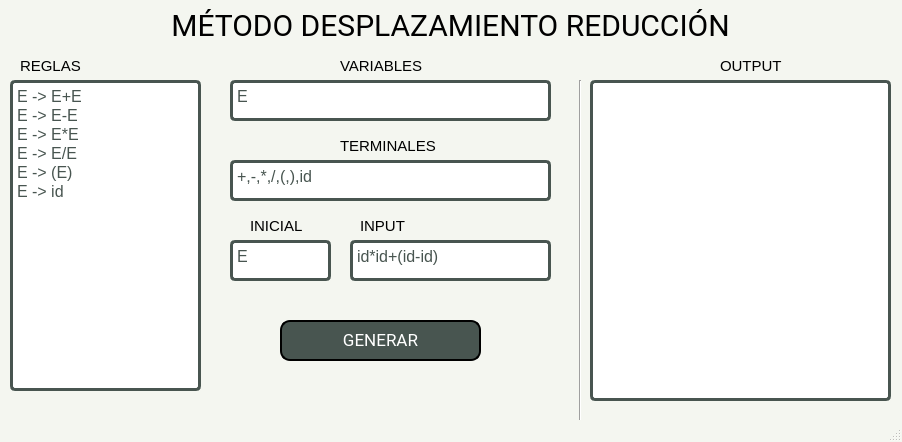
Old version of the form Window.ui in the repository Leo-Zubiri/Metodo-Desplazamiento-Reduccion.
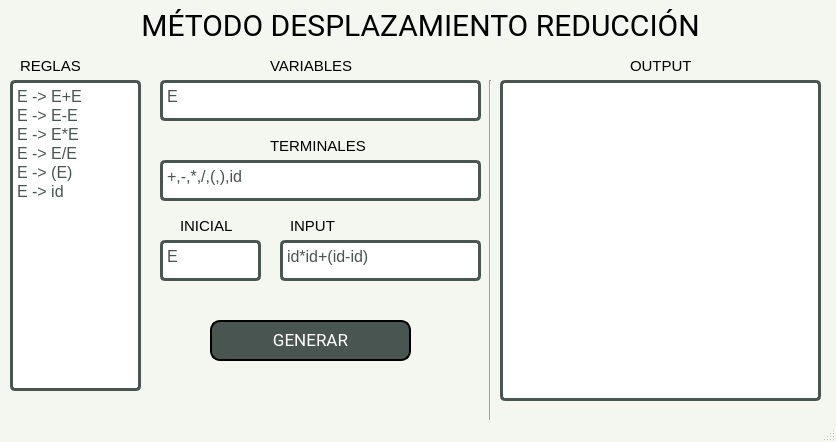
New version of the form.

Patch:
```diff
--- a/Window.ui
+++ b/Window.ui
@@ -6,7 +6,7 @@
    <rect>
     <x>0</x>
     <y>0</y>
-    <width>902</width>
+    <width>836</width>
     <height>442</height>
    </rect>
   </property>
@@ -82,13 +82,17 @@
 		font-family: 'Roboto';
 		font-size: 30px;
 	}
+	
+    #txtOutput{
+		font-size: 12px;
+    }
 	</string>
   </property>
   <widget class="QWidget" name="centralwidget">
    <widget class="QPushButton" name="btnGenerar">
     <property name="geometry">
      <rect>
-      <x>280</x>
+      <x>210</x>
       <y>320</y>
       <width>201</width>
       <height>41</height>
@@ -118,7 +122,7 @@
      <rect>
       <x>10</x>
       <y>5</y>
-      <width>881</width>
+      <width>821</width>
       <height>41</height>
      </rect>
     </property>
@@ -140,7 +144,7 @@
      <rect>
       <x>10</x>
       <y>80</y>
-      <width>191</width>
+      <width>131</width>
       <height>311</height>
      </rect>
     </property>
@@ -177,7 +181,7 @@
    <widget class="QLabel" name="label_4">
     <property name="geometry">
      <rect>
-      <x>340</x>
+      <x>270</x>
       <y>50</y>
       <width>101</width>
       <height>31</height>
@@ -195,7 +199,7 @@
    <widget class="QLabel" name="label_5">
     <property name="geometry">
      <rect>
-      <x>340</x>
+      <x>270</x>
       <y>130</y>
       <width>141</width>
       <height>31</height>
@@ -213,7 +217,7 @@
    <widget class="QLabel" name="label_3">
     <property name="geometry">
      <rect>
-      <x>720</x>
+      <x>630</x>
       <y>50</y>
       <width>71</width>
       <height>31</height>
@@ -231,9 +235,9 @@
    <widget class="QPlainTextEdit" name="txtOutput">
     <property name="geometry">
      <rect>
-      <x>590</x>
+      <x>500</x>
       <y>80</y>
-      <width>301</width>
+      <width>321</width>
       <height>321</height>
      </rect>
     </property>
@@ -250,7 +254,7 @@
    <widget class="Line" name="line">
     <property name="geometry">
      <rect>
-      <x>570</x>
+      <x>480</x>
       <y>80</y>
       <width>20</width>
       <height>341</height>
@@ -263,7 +267,7 @@
    <widget class="QPlainTextEdit" name="txtVariables">
     <property name="geometry">
      <rect>
-      <x>230</x>
+      <x>160</x>
       <y>80</y>
       <width>321</width>
       <height>41</height>
@@ -279,7 +283,7 @@
    <widget class="QPlainTextEdit" name="txtTerminales">
     <property name="geometry">
      <rect>
-      <x>230</x>
+      <x>160</x>
       <y>160</y>
       <width>321</width>
       <height>41</height>
@@ -295,7 +299,7 @@
    <widget class="QPlainTextEdit" name="txtInicial">
     <property name="geometry">
      <rect>
-      <x>230</x>
+      <x>160</x>
       <y>240</y>
       <width>101</width>
       <height>41</height>
@@ -311,7 +315,7 @@
    <widget class="QLabel" name="label_6">
     <property name="geometry">
      <rect>
-      <x>250</x>
+      <x>180</x>
       <y>210</y>
       <width>61</width>
       <height>31</height>
@@ -329,7 +333,7 @@
    <widget class="QPlainTextEdit" name="txtInput">
     <property name="geometry">
      <rect>
-      <x>350</x>
+      <x>280</x>
       <y>240</y>
       <width>201</width>
       <height>41</height>
@@ -345,7 +349,7 @@
    <widget class="QLabel" name="label_7">
     <property name="geometry">
      <rect>
-      <x>360</x>
+      <x>290</x>
       <y>210</y>
       <width>61</width>
       <height>31</height>
```
Left out of the diff: 4 changed lines with no effect on the pictures.
